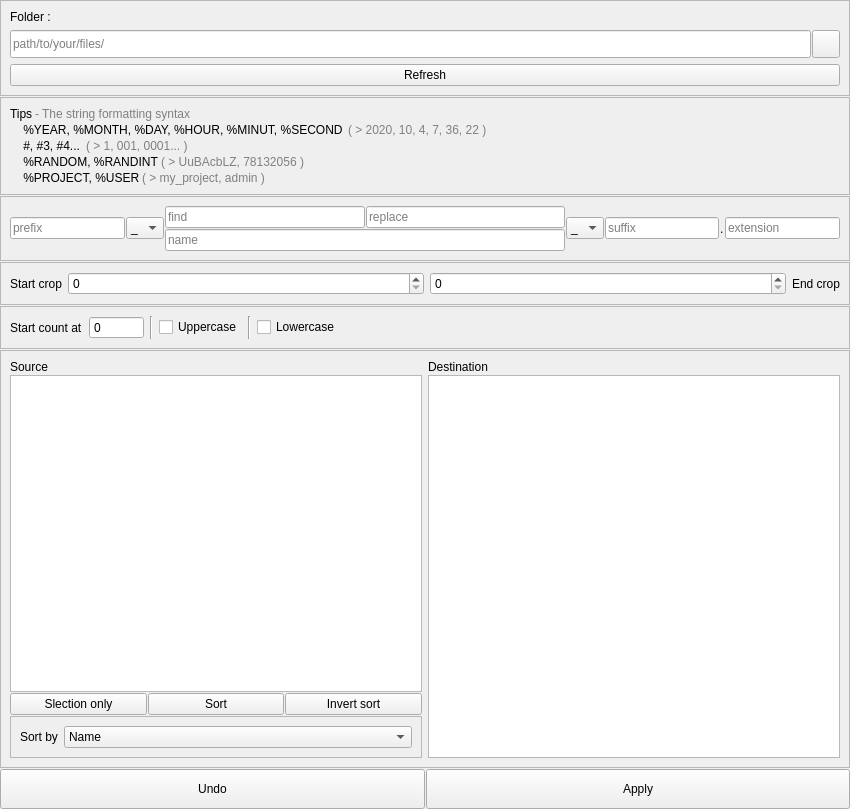
Before: the Qt Designer form App/ui_files/renamer.ui in Wizard-collab/Wizard, drawn with Qt 5.
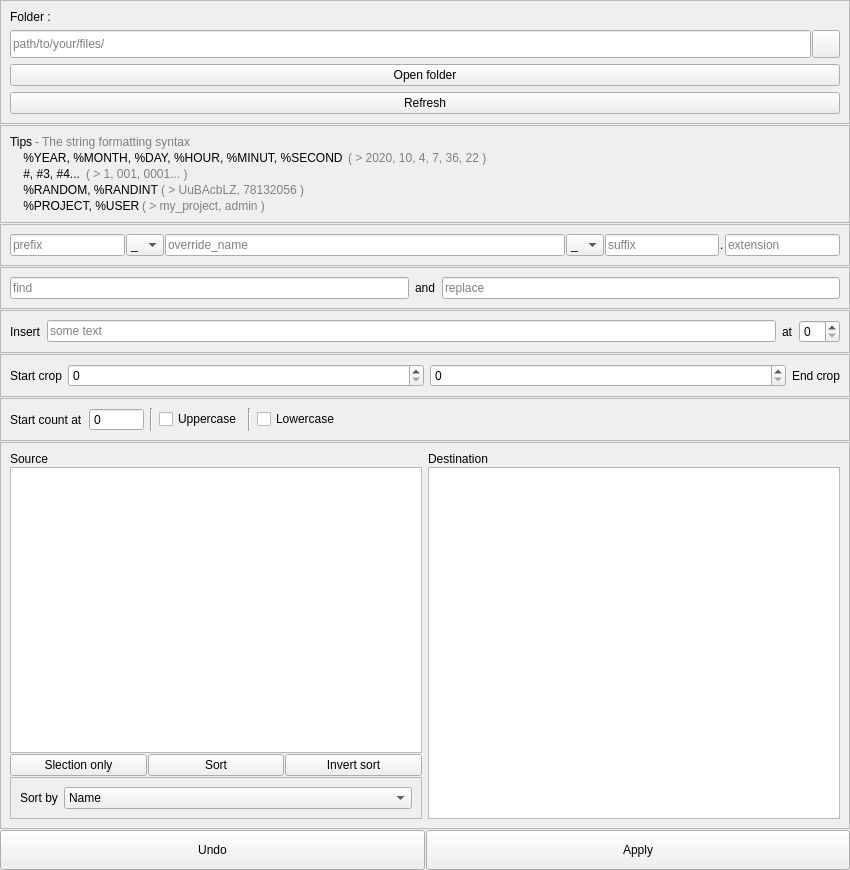
After: the same form once the commit is applied.

What changed in the file:
```diff
--- a/App/ui_files/renamer.ui
+++ b/App/ui_files/renamer.ui
@@ -7,7 +7,7 @@
     <x>0</x>
     <y>0</y>
     <width>850</width>
-    <height>809</height>
+    <height>870</height>
    </rect>
   </property>
   <property name="windowTitle">
@@ -84,6 +84,13 @@
         </item>
        </layout>
       </item>
+      <item>
+       <widget class="QPushButton" name="renamer_show_folder_pushButton">
+        <property name="text">
+         <string>Open folder</string>
+        </property>
+       </widget>
+      </item>
       <item>
        <widget class="QPushButton" name="renamer_refresh_pushButton">
         <property name="text">
@@ -298,48 +305,17 @@
        </widget>
       </item>
       <item>
-       <layout class="QVBoxLayout" name="verticalLayout_6">
-        <property name="spacing">
-         <number>1</number>
+       <widget class="QLineEdit" name="renamer_override_lineEdit">
+        <property name="minimumSize">
+         <size>
+          <width>400</width>
+          <height>0</height>
+         </size>
         </property>
-        <item>
-         <layout class="QHBoxLayout" name="horizontalLayout_4">
-          <item>
-           <widget class="QLineEdit" name="renamer_find_lineEdit">
-            <property name="placeholderText">
-             <string>find</string>
-            </property>
-           </widget>
-          </item>
-          <item>
-           <widget class="QLineEdit" name="renamer_replace_lineEdit">
-            <property name="placeholderText">
-             <string>replace</string>
-            </property>
-           </widget>
-          </item>
-         </layout>
-        </item>
-        <item>
-         <widget class="QLineEdit" name="renamer_override_lineEdit">
-          <property name="minimumSize">
-           <size>
-            <width>400</width>
-            <height>0</height>
-           </size>
-          </property>
-          <property name="maximumSize">
-           <size>
-            <width>400</width>
-            <height>16777215</height>
-           </size>
-          </property>
-          <property name="placeholderText">
-           <string>name</string>
-          </property>
-         </widget>
-        </item>
-       </layout>
+        <property name="placeholderText">
+         <string>override_name</string>
+        </property>
+       </widget>
       </item>
       <item>
        <widget class="QComboBox" name="renamer_second_splitter_comboBox">
@@ -393,6 +369,75 @@
      </layout>
     </widget>
    </item>
+   <item>
+    <widget class="QFrame" name="frame_9">
+     <property name="frameShape">
+      <enum>QFrame::StyledPanel</enum>
+     </property>
+     <property name="frameShadow">
+      <enum>QFrame::Raised</enum>
+     </property>
+     <layout class="QHBoxLayout" name="horizontalLayout_16">
+      <item>
+       <widget class="QLineEdit" name="renamer_find_lineEdit">
+        <property name="placeholderText">
+         <string>find</string>
+        </property>
+       </widget>
+      </item>
+      <item>
+       <widget class="QLabel" name="label_21">
+        <property name="text">
+         <string>and</string>
+        </property>
+       </widget>
+      </item>
+      <item>
+       <widget class="QLineEdit" name="renamer_replace_lineEdit">
+        <property name="placeholderText">
+         <string>replace</string>
+        </property>
+       </widget>
+      </item>
+     </layout>
+    </widget>
+   </item>
+   <item>
+    <widget class="QFrame" name="frame_8">
+     <property name="frameShape">
+      <enum>QFrame::StyledPanel</enum>
+     </property>
+     <property name="frameShadow">
+      <enum>QFrame::Raised</enum>
+     </property>
+     <layout class="QHBoxLayout" name="horizontalLayout_15">
+      <item>
+       <widget class="QLabel" name="label_4">
+        <property name="text">
+         <string>Insert</string>
+        </property>
+       </widget>
+      </item>
+      <item>
+       <widget class="QLineEdit" name="renamer_insert_lineEdit">
+        <property name="placeholderText">
+         <string>some text</string>
+        </property>
+       </widget>
+      </item>
+      <item>
+       <widget class="QLabel" name="label_20">
+        <property name="text">
+         <string>at</string>
+        </property>
+       </widget>
+      </item>
+      <item>
+       <widget class="QSpinBox" name="renamer_insert_at_spinBox"/>
+      </item>
+     </layout>
+    </widget>
+   </item>
    <item>
     <widget class="QFrame" name="frame_5">
      <property name="frameShape">
@@ -533,6 +578,9 @@
         </item>
         <item>
          <widget class="QListWidget" name="renamer_source_listWidget">
+          <property name="styleSheet">
+           <string notr="true">color:green;</string>
+          </property>
           <property name="selectionMode">
            <enum>QAbstractItemView::ExtendedSelection</enum>
           </property>
@@ -626,7 +674,11 @@
          </widget>
         </item>
         <item>
-         <widget class="QListWidget" name="renamer_destination_listWidget"/>
+         <widget class="QListWidget" name="renamer_destination_listWidget">
+          <property name="styleSheet">
+           <string notr="true">color:orange;</string>
+          </property>
+         </widget>
         </item>
        </layout>
       </item>
```
